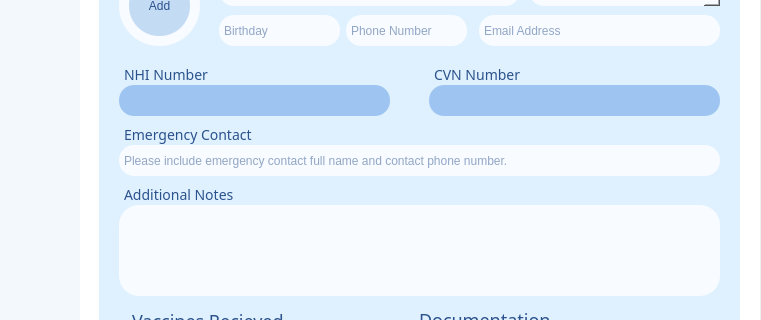
Before: the Qt Designer form MCR_UI/mainwindow.ui in raghiiboiibaxtor/MCR_FINAL, drawn with Qt 5; both pictures show x 341 to 1102 and y 194 to 514 of the 1102 by 810 pixel window.
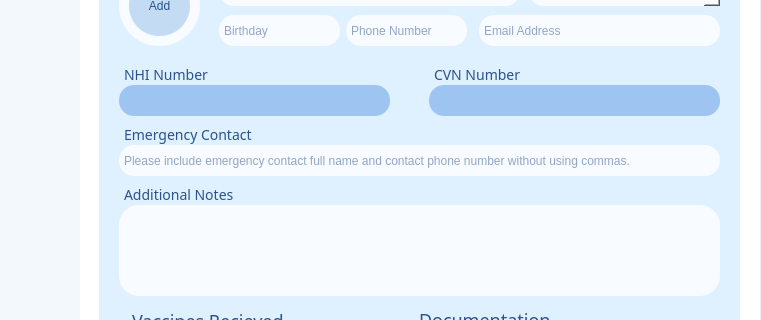
After: the same form once the commit is applied. The open tabs and pages were chosen to show the change. Icons and pictures are not drawn.

Patch:
```diff
--- a/MCR_UI/mainwindow.ui
+++ b/MCR_UI/mainwindow.ui
@@ -3211,7 +3211,7 @@
 padding-left: 3px;}</string>
         </property>
         <property name="placeholderText">
-         <string>Please include emergency contact full name and contact phone number.</string>
+         <string>Please include emergency contact full name and contact phone number without using commas.</string>
         </property>
        </widget>
        <widget class="QPlainTextEdit" name="addNotesAP">
```
Left out of the diff: 2 changed lines with no effect on the pictures.
